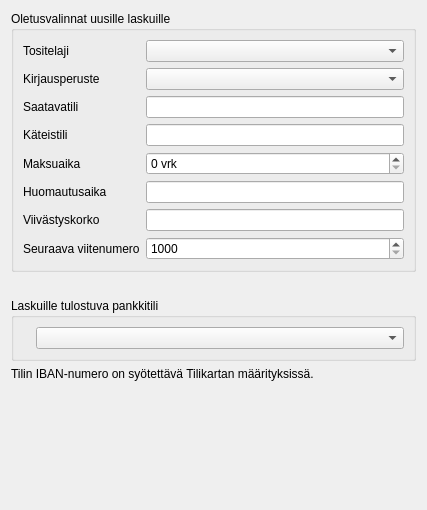
Old version of the form kitupiikki/maaritys/laskumaaritys.ui in the repository artoh/kitupiikki.
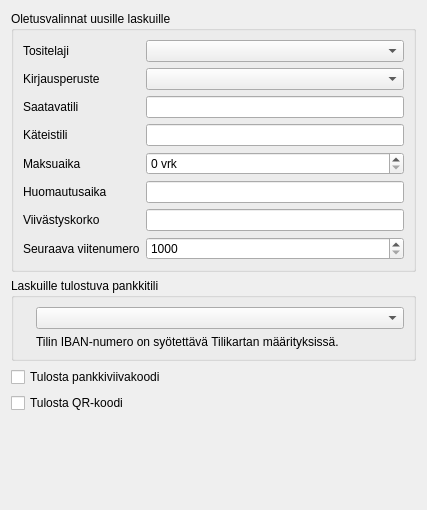
New version of the form. Custom widgets are drawn as their Qt base class.

Commit message: Viivakoodi ja QR valinnalla

Diff of the .ui file:
```diff
--- a/kitupiikki/maaritys/laskumaaritys.ui
+++ b/kitupiikki/maaritys/laskumaaritys.ui
@@ -138,13 +138,6 @@
      </layout>
     </widget>
    </item>
-   <item>
-    <widget class="QLabel" name="label">
-     <property name="text">
-      <string/>
-     </property>
-    </widget>
-   </item>
    <item>
     <widget class="QGroupBox" name="groupBox_2">
      <property name="title">
@@ -161,13 +154,27 @@
       <item row="1" column="1">
        <widget class="QComboBox" name="tiliCombo"/>
       </item>
+      <item row="2" column="1">
+       <widget class="QLabel" name="syotaIbanLabel">
+        <property name="text">
+         <string>Tilin IBAN-numero on syötettävä Tilikartan määrityksissä.</string>
+        </property>
+       </widget>
+      </item>
      </layout>
     </widget>
    </item>
    <item>
-    <widget class="QLabel" name="syotaIbanLabel">
+    <widget class="QCheckBox" name="viivakoodiCheck">
      <property name="text">
-      <string>Tilin IBAN-numero on syötettävä Tilikartan määrityksissä.</string>
+      <string>Tulosta pankkiviivakoodi</string>
+     </property>
+    </widget>
+   </item>
+   <item>
+    <widget class="QCheckBox" name="qrCheck">
+     <property name="text">
+      <string>Tulosta QR-koodi</string>
      </property>
     </widget>
    </item>
```
The commit also changes 2 other files.
